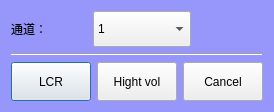
Qt form UiFiles/clsNewSetup.ui (caicaiking/WKELightWave) before a commit.
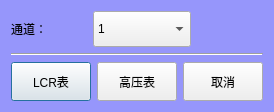
The same form after that commit. Icons and pictures are not drawn.

Diff of the .ui file:
```diff
--- a/UiFiles/clsNewSetup.ui
+++ b/UiFiles/clsNewSetup.ui
@@ -111,7 +111,7 @@
         <string notr="true">font: 12pt &quot;楷体&quot;;</string>
        </property>
        <property name="text">
-        <string>LCR</string>
+        <string>LCR表</string>
        </property>
       </widget>
      </item>
@@ -127,7 +127,7 @@
         <string notr="true">font: 12pt &quot;楷体&quot;;</string>
        </property>
        <property name="text">
-        <string>Hight vol</string>
+        <string>高压表</string>
        </property>
       </widget>
      </item>
@@ -143,7 +143,7 @@
         <string notr="true">font: 12pt &quot;楷体&quot;;</string>
        </property>
        <property name="text">
-        <string>Cancel</string>
+        <string>取消</string>
        </property>
       </widget>
      </item>
```
Left out of the diff: 2 changed lines with no effect on the pictures.
